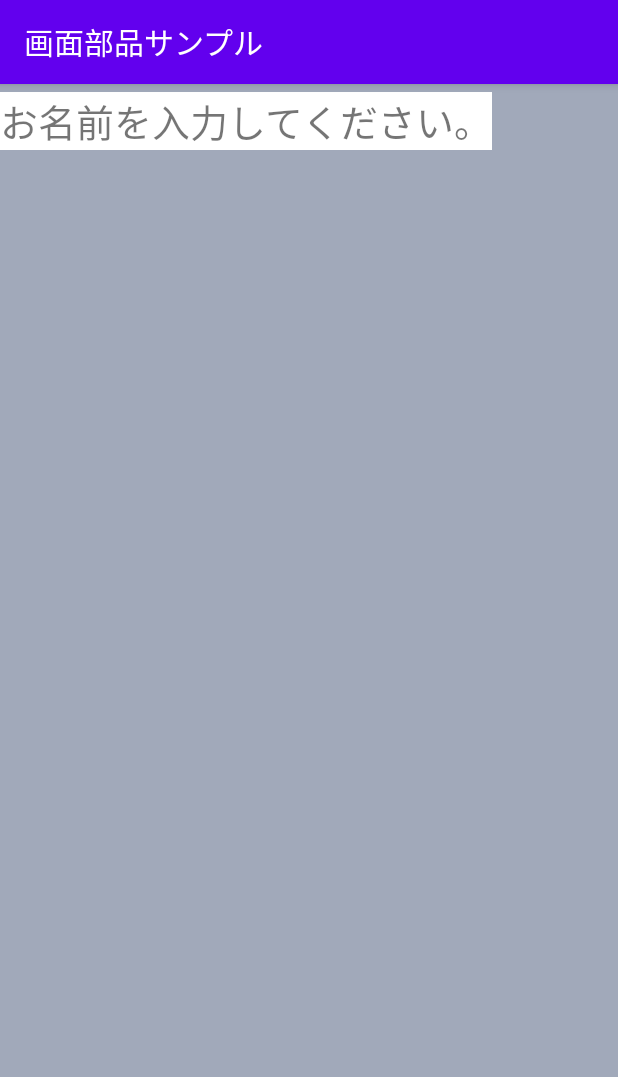
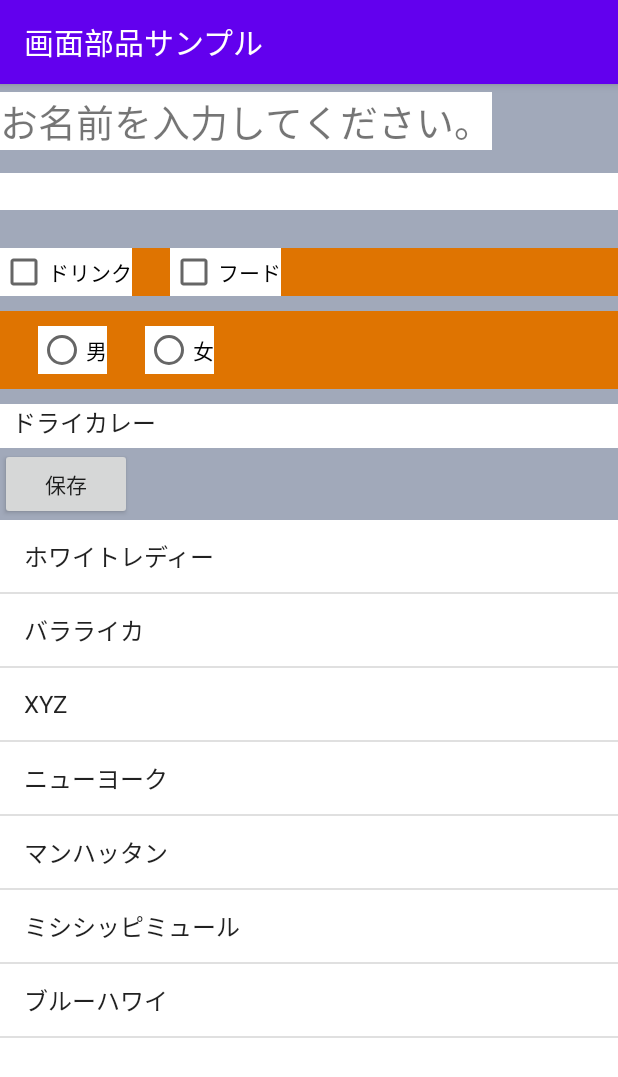
Before and after one commit to cffYoHa/Android_study, an Android app: the screen it shows after launch (MainActivity), on a phone screen of 412 x 824 dp. Shown: the top 1077 px of the screen. Run offline under Robolectric (Android 15) with nearby library versions, the phone set to English and light mode, and no system bars.

Commit message:
半揚は３章をやった

```diff
--- a/app/src/main/res/layout/activity_main.xml
+++ b/app/src/main/res/layout/activity_main.xml
@@ -1,18 +1,100 @@
 <?xml version="1.0" encoding="utf-8"?>
-<LinearLayout
-    xmlns:android="http://schemas.android.com/apk/res/android"
+<LinearLayout xmlns:android="http://schemas.android.com/apk/res/android"
     android:layout_width="match_parent"
     android:layout_height="match_parent"
     android:background="#A1A9BA"
     android:orientation="vertical">
+
     <TextView
         android:id="@+id/tvLabelInput"
         android:layout_width="wrap_content"
         android:layout_height="wrap_content"
+        android:layout_marginTop="5dp"
         android:layout_marginBottom="10dp"
-        android:layout_marginTop="5dp"
         android:background="#ffffff"
         android:text="@string/tv_msg"
-        android:textSize="25sp"/>
+        android:textSize="25sp" />
+
+    <EditText
+        android:id="@+id/etInput"
+        android:layout_width="match_parent"
+        android:layout_height="wrap_content"
+        android:layout_marginTop="5dp"
+        android:layout_marginBottom="25dp"
+        android:background="#ffffff"
+        android:inputType="text" />
+
+    <LinearLayout
+        android:layout_width="match_parent"
+        android:layout_height="wrap_content"
+        android:background="#df7401"
+        android:orientation="horizontal">
+
+        <CheckBox
+            android:id="@+id/cbDrink"
+            android:layout_width="wrap_content"
+            android:layout_height="wrap_content"
+            android:layout_marginRight="25dp"
+            android:background="#ffffff"
+            android:text="@string/cb_drink" />
+
+        <CheckBox
+            android:id="@+id/cbFood"
+            android:layout_width="wrap_content"
+            android:layout_height="wrap_content"
+            android:background="#ffffff"
+            android:text="@string/cb_food" />
+    </LinearLayout>
+
+
+    <RadioGroup
+        android:layout_width="match_parent"
+        android:layout_height="wrap_content"
+        android:layout_marginTop="10dp"
+        android:layout_marginBottom="10dp"
+        android:background="#df7401"
+        android:orientation="horizontal"
+        android:paddingTop="10dp"
+        android:paddingBottom="10dp">
+
+        <RadioButton
+            android:id="@+id/rbMale"
+            android:layout_width="wrap_content"
+            android:layout_height="wrap_content"
+            android:layout_marginLeft="25dp"
+            android:layout_marginRight="25dp"
+            android:background="#ffffff"
+            android:text="@string/rb_male" />
+
+        <RadioButton
+            android:id="@+id/rbFemale"
+            android:layout_width="wrap_content"
+            android:layout_height="wrap_content"
+            android:background="#ffffff"
+            android:text="@string/rb_female" />
+    </RadioGroup>
+
+
+    <Spinner
+        android:id="@+id/spCurryList"
+        android:layout_width="match_parent"
+        android:layout_height="wrap_content"
+        android:background="#ffffff"
+        android:entries="@array/sp_currylist"
+        android:paddingBottom="5dp" />
+
+    <Button
+        android:id="@+id/btSave"
+        android:layout_width="wrap_content"
+        android:layout_height="wrap_content"
+        android:text="@string/bt_save" />
+
+    <ListView
+        android:layout_width="match_parent"
+        android:layout_height="0dp"
+        android:layout_weight="1"
+        android:background="#FFFFFF"
+        android:entries="@array/lv_cocktaillist"
+        />
 
 </LinearLayout>
--- a/app/src/main/res/values/strings.xml
+++ b/app/src/main/res/values/strings.xml
@@ -2,4 +2,27 @@
 <resources>
     <string name="app_name">画面部品サンプル</string>
     <string name="tv_msg">お名前を入力してください。</string>
+    <string name="bt_save">保存</string>
+    <string name="cb_drink">ドリンク</string>
+    <string name="cb_food">フード</string>
+    <string name="rb_male">男</string>
+    <string name="rb_female">女</string>
+    <string-array name="sp_currylist">
+        <item>ドライカレー</item>
+        <item>カツカレー</item>
+        <item>ビーフカレー</item>
+        <item>チキンカレー</item>
+        <item>シーフードカレー</item>
+        <item>キーマカレー</item>
+        <item>グリーンカレー</item>
+    </string-array>
+    <string-array name="lv_cocktaillist">
+        <item>ホワイトレディー</item>
+        <item>バラライカ</item>
+        <item>XYZ</item>
+        <item>ニューヨーク</item>
+        <item>マンハッタン</item>
+        <item>ミシシッピミュール</item>
+        <item>ブルーハワイ</item>
+    </string-array>
 </resources>
--- /dev/null
+++ b/build.gradle
@@ -0,0 +1,26 @@
+// Top-level build file where you can add configuration options common to all sub-projects/modules.
+buildscript {
+    ext.kotlin_version = "1.3.72"
+    repositories {
+        google()
+        jcenter()
+    }
+    dependencies {
+        classpath 'com.android.tools.build:gradle:4.0.1'
+        classpath "org.jetbrains.kotlin:kotlin-gradle-plugin:$kotlin_version"
+
+        // NOTE: Do not place your application dependencies here; they belong
+        // in the individual module build.gradle files
+    }
+}
+
+allprojects {
+    repositories {
+        google()
+        jcenter()
+    }
+}
+
+task clean(type: Delete) {
+    delete rootProject.buildDir
+}
--- /dev/null
+++ b/gradle.properties
@@ -0,0 +1,21 @@
+# Project-wide Gradle settings.
+# IDE (e.g. Android Studio) users:
+# Gradle settings configured through the IDE *will override*
+# any settings specified in this file.
+# For more details on how to configure your build environment visit
+# http://www.gradle.org/docs/current/userguide/build_environment.html
+# Specifies the JVM arguments used for the daemon process.
+# The setting is particularly useful for tweaking memory settings.
+org.gradle.jvmargs=-Xmx2048m
+# When configured, Gradle will run in incubating parallel mode.
+# This option should only be used with decoupled projects. More details, visit
+# http://www.gradle.org/docs/current/userguide/multi_project_builds.html#sec:decoupled_projects
+# org.gradle.parallel=true
+# AndroidX package structure to make it clearer which packages are bundled with the
+# Android operating system, and which are packaged with your app"s APK
+# https://developer.android.com/topic/libraries/support-library/androidx-rn
+android.useAndroidX=true
+# Automatically convert third-party libraries to use AndroidX
+android.enableJetifier=true
+# Kotlin code style for this project: "official" or "obsolete":
+kotlin.code.style=official
--- /dev/null
+++ b/settings.gradle
@@ -0,0 +1,2 @@
+include ':app'
+rootProject.name = "ViewSample"
```
Also changed, not shown: gradle/wrapper/gradle-wrapper.properties (added), 4 other files.
